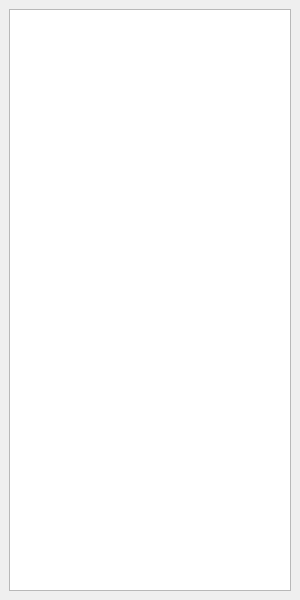
Before: the Qt Designer form autoscoper/src/ui/ui-files/FilterDockWidget.ui in BrownBiomechanics/Autoscoper, drawn with Qt 5.
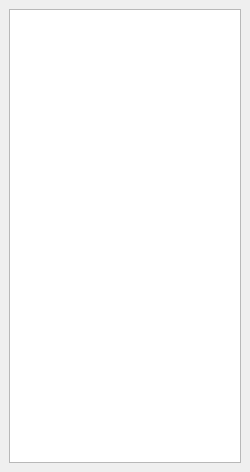
After: the same form once the commit is applied. Custom widgets are drawn as their Qt base class.

```diff
--- a/autoscoper/src/ui/ui-files/FilterDockWidget.ui
+++ b/autoscoper/src/ui/ui-files/FilterDockWidget.ui
@@ -6,8 +6,8 @@
    <rect>
     <x>0</x>
     <y>0</y>
-    <width>300</width>
-    <height>600</height>
+    <width>250</width>
+    <height>472</height>
    </rect>
   </property>
   <property name="minimumSize">
```
